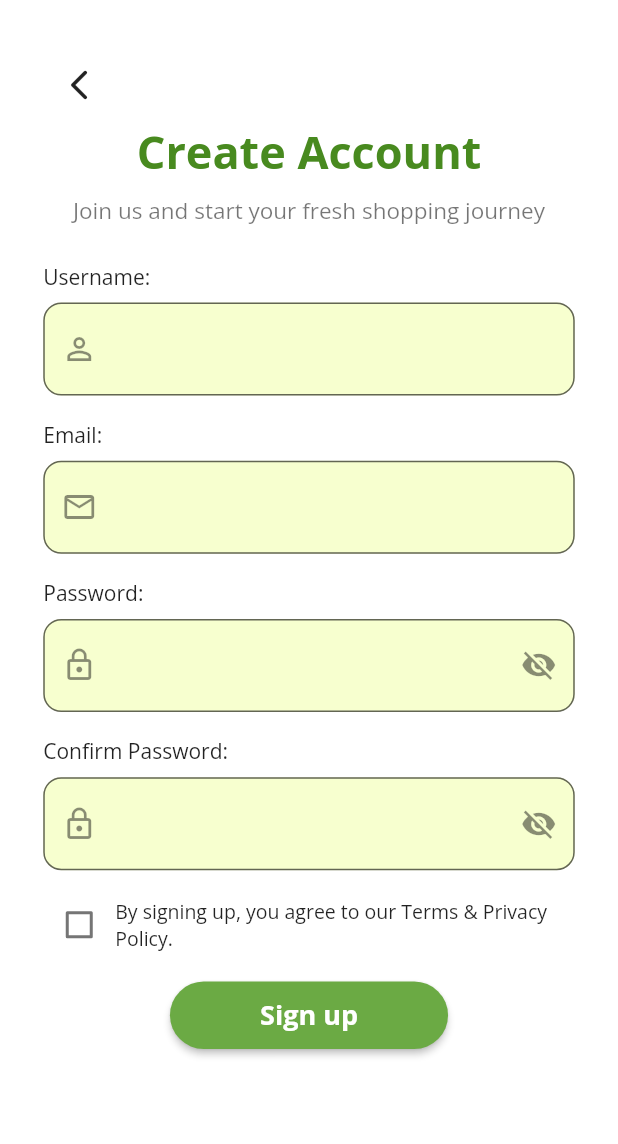
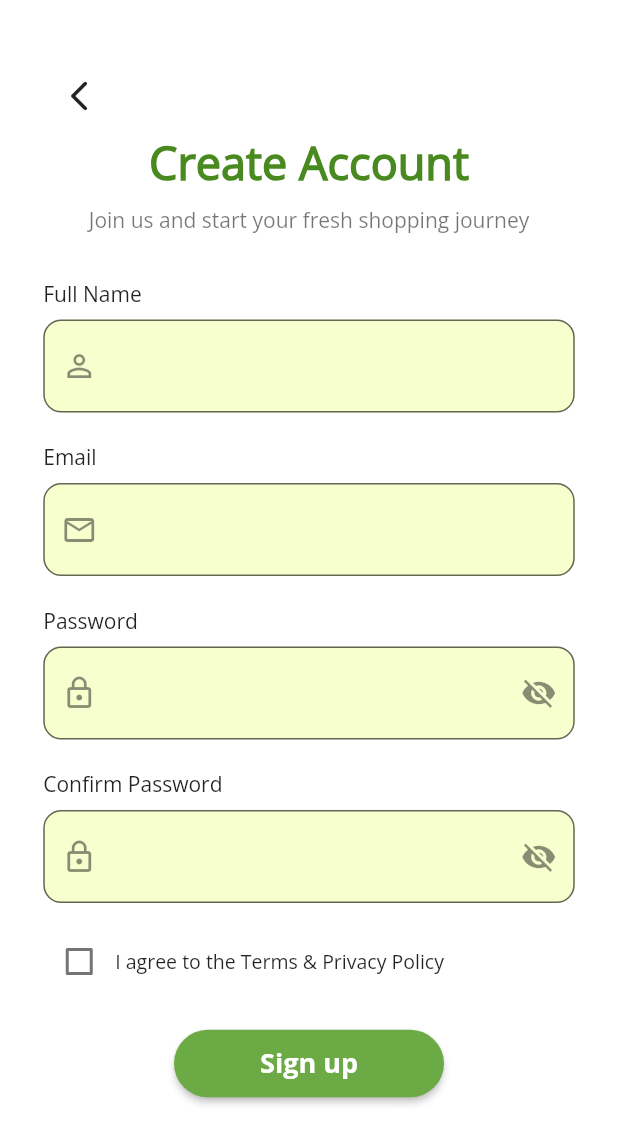
Before and after one commit to Sabyatakarki/mini_grocery_app, a Flutter app: the CreateAccountScreen screen opened directly, on a phone screen of 412 x 824 dp. Shown: the top 1144 px of the screen. Run offline on Flutter 3.47's test engine with Material 3 defaults, Android fonts, the phone set to English and light mode, and no system bars; our stand-ins replace connectivity_plus, dartz, dio, equatable, flutter_riverpod, flutter_secure_storage and 3 more; missing offline and left inert: dio_smart_retry; accounts and stored records are empty.

Commit message:
sprint 4 codes

```diff
--- a/lib/features/auth/presentation/pages/createaccountscreen.dart
+++ b/lib/features/auth/presentation/pages/createaccountscreen.dart
@@ -5,7 +5,6 @@ import 'package:mini_grocery/features/auth/data/datasources/remote/auth_remote_d
 import 'package:mini_grocery/features/auth/data/models/auth_api_model.dart';
 import 'package:mini_grocery/core/services/storage/user_session_service.dart';
 import 'package:mini_grocery/features/auth/presentation/pages/loginpagescreen.dart';
-
 
 class CreateAccountScreen extends ConsumerStatefulWidget {
   const CreateAccountScreen({super.key});
@@ -18,18 +17,84 @@ class CreateAccountScreen extends ConsumerStatefulWidget {
 class _CreateAccountScreenState extends ConsumerState<CreateAccountScreen> {
   final _formKey = GlobalKey<FormState>();
 
-  final fullNameController = TextEditingController();
-  final emailController = TextEditingController();
-  final passController = TextEditingController();
-  final confirmPassController = TextEditingController();
+  final TextEditingController fullNameController = TextEditingController();
+  final TextEditingController emailController = TextEditingController();
+  final TextEditingController passController = TextEditingController();
+  final TextEditingController confirmPassController = TextEditingController();
 
   bool _passwordVisible = false;
   bool _confirmPasswordVisible = false;
   bool _acceptTerms = false;
+  bool _isLoading = false;
+
+  @override
+  void dispose() {
+    fullNameController.dispose();
+    emailController.dispose();
+    passController.dispose();
+    confirmPassController.dispose();
+    super.dispose();
+  }
+
+  Future<void> _register() async {
+    if (!_formKey.currentState!.validate()) return;
+
+    if (!_acceptTerms) {
+      SnackbarUtils.showWarning(
+        context,
+        "Please accept Terms & Privacy Policy",
+      );
+      return;
+    }
+
+    setState(() => _isLoading = true);
+
+    final authRemote = ref.read(authRemoteDatasourceProvider);
+    final userSession = ref.read(userSessionServiceProvider);
+
+    try {
+      final newUser = await authRemote.register(
+        AuthApiModel(
+          fullName: fullNameController.text.trim(),
+          email: emailController.text.trim(),
+          username: emailController.text.trim(),
+          password: passController.text.trim(),
+        ),
+      );
+
+      if (newUser.id == null) {
+        throw Exception("Registration failed. Check your data.");
+      }
+
+      await userSession.saveUserSession(
+        userId: newUser.id!,
+        email: newUser.email,
+        fullName: newUser.fullName,
+        username: newUser.username,
+      );
+
+      if (!mounted) return;
+
+      SnackbarUtils.showSuccess(context, "Account Created Successfully");
+
+      await Future.delayed(const Duration(seconds: 1));
+
+      if (!mounted) return;
+
+      Navigator.pushReplacement(
+        context,
+        MaterialPageRoute(builder: (_) => const LoginScreen()),
+      );
+    } catch (e) {
+      if (!mounted) return;
+      SnackbarUtils.showError(context, "Failed to create account: $e");
+    } finally {
+      if (mounted) setState(() => _isLoading = false);
+    }
+  }
 
   @override
   Widget build(BuildContext context) {
-    final screenHeight = MediaQuery.of(context).size.height;
     final screenWidth = MediaQuery.of(context).size.width;
 
     return Scaffold(
@@ -41,244 +106,123 @@ class _CreateAccountScreenState extends ConsumerState<CreateAccountScreen> {
             key: _formKey,
             child: Column(
               children: [
-                SizedBox(height: screenHeight * 0.04),
+                const SizedBox(height: 40),
+
                 Align(
                   alignment: Alignment.centerLeft,
                   child: IconButton(
                     icon: const Icon(Icons.arrow_back_ios_new_rounded),
-                    onPressed: () {
-                      Navigator.pop(context);
-                    },
+                    onPressed: () => Navigator.pop(context),
                   ),
                 ),
+
                 const Text(
                   "Create Account",
                   style: TextStyle(
                     fontSize: 30,
-                    fontFamily: 'OpenSansBold',
-                    color: Color.fromARGB(255, 72, 138, 31),
+                    fontWeight: FontWeight.bold,
+                    color: Color(0xFF488A1F),
                   ),
                 ),
+
                 const SizedBox(height: 8),
+
                 const Text(
                   "Join us and start your fresh shopping journey",
-                  style: TextStyle(fontSize: 15, color: Colors.black54),
+                  style: TextStyle(color: Colors.black54),
                   textAlign: TextAlign.center,
                 ),
-                SizedBox(height: screenHeight * 0.03),
 
-                // USERNAME
-                Align(
-                  alignment: Alignment.centerLeft,
-                  child: const Text("Username:", style: TextStyle(fontSize: 14)),
+                const SizedBox(height: 30),
+
+                // FULL NAME
+                _buildField(
+                  label: "Full Name",
+                  controller: fullNameController,
+                  icon: Icons.person_outline,
+                  validator: (v) =>
+                      v == null || v.isEmpty ? "Full name required" : null,
                 ),
-                const SizedBox(height: 8),
-                TextFormField(
-                  controller: fullNameController,
-                  decoration: InputDecoration(
-                    prefixIcon: const Icon(Icons.person_outline),
-                    filled: true,
-                    fillColor: const Color(0xFFF7FFCF),
-                    border: OutlineInputBorder(
-                      borderRadius: BorderRadius.circular(12),
-                    ),
-                  ),
-                  validator: (value) {
-                    if (value == null || value.trim().isEmpty) {
-                      return "Username is required";
-                    }
+
+                const SizedBox(height: 20),
+
+                // EMAIL
+                _buildField(
+                  label: "Email",
+                  controller: emailController,
+                  icon: Icons.email_outlined,
+                  validator: (v) {
+                    if (v == null || v.isEmpty) return "Email required";
+                    if (!v.contains('@')) return "Invalid email";
                     return null;
                   },
                 ),
-                SizedBox(height: screenHeight * 0.02),
 
-                // EMAIL
-                Align(
-                  alignment: Alignment.centerLeft,
-                  child: const Text("Email:", style: TextStyle(fontSize: 14)),
-                ),
-                const SizedBox(height: 8),
-                TextFormField(
-                  controller: emailController,
-                  decoration: InputDecoration(
-                    prefixIcon: const Icon(Icons.email_outlined),
-                    filled: true,
-                    fillColor: const Color(0xFFF7FFCF),
-                    border: OutlineInputBorder(
-                      borderRadius: BorderRadius.circular(12),
-                    ),
-                  ),
-                  validator: (value) {
-                    if (value == null || value.trim().isEmpty) {
-                      return "Email is required";
-                    }
-                    if (!RegExp(r'^[^@]+@[^@]+\.[^@]+').hasMatch(value.trim())) {
-                      return "Enter a valid email";
-                    }
-                    return null;
-                  },
-                ),
-                SizedBox(height: screenHeight * 0.02),
+                const SizedBox(height: 20),
 
                 // PASSWORD
-                Align(
-                  alignment: Alignment.centerLeft,
-                  child: const Text("Password:", style: TextStyle(fontSize: 14)),
+                _buildPasswordField(
+                  label: "Password",
+                  controller: passController,
+                  visible: _passwordVisible,
+                  onToggle: () =>
+                      setState(() => _passwordVisible = !_passwordVisible),
                 ),
-                const SizedBox(height: 8),
-                TextFormField(
-                  controller: passController,
-                  obscureText: !_passwordVisible,
-                  decoration: InputDecoration(
-                    prefixIcon: const Icon(Icons.lock_outline),
-                    suffixIcon: IconButton(
-                      icon: Icon(_passwordVisible
-                          ? Icons.visibility
-                          : Icons.visibility_off),
-                      onPressed: () {
-                        setState(() {
-                          _passwordVisible = !_passwordVisible;
-                        });
-                      },
-                    ),
-                    filled: true,
-                    fillColor: const Color(0xFFF7FFCF),
-                    border: OutlineInputBorder(
-                      borderRadius: BorderRadius.circular(12),
-                    ),
-                  ),
-                  validator: (value) {
-                    if (value == null || value.trim().isEmpty) {
-                      return "Password is required";
-                    }
-                    if (value.trim().length < 6) {
-                      return "Password must be at least 6 characters";
-                    }
-                    return null;
-                  },
-                ),
-                SizedBox(height: screenHeight * 0.02),
+
+                const SizedBox(height: 20),
 
                 // CONFIRM PASSWORD
-                Align(
-                  alignment: Alignment.centerLeft,
-                  child: const Text("Confirm Password:", style: TextStyle(fontSize: 14)),
+                _buildPasswordField(
+                  label: "Confirm Password",
+                  controller: confirmPassController,
+                  visible: _confirmPasswordVisible,
+                  onToggle: () => setState(
+                      () => _confirmPasswordVisible =
+                          !_confirmPasswordVisible),
+                  validator: (v) =>
+                      v != passController.text ? "Passwords do not match" : null,
                 ),
-                const SizedBox(height: 8),
-                TextFormField(
-                  controller: confirmPassController,
-                  obscureText: !_confirmPasswordVisible,
-                  decoration: InputDecoration(
-                    prefixIcon: const Icon(Icons.lock_outline),
-                    suffixIcon: IconButton(
-                      icon: Icon(_confirmPasswordVisible
-                          ? Icons.visibility
-                          : Icons.visibility_off),
-                      onPressed: () {
-                        setState(() {
-                          _confirmPasswordVisible = !_confirmPasswordVisible;
-                        });
-                      },
-                    ),
-                    filled: true,
-                    fillColor: const Color(0xFFF7FFCF),
-                    border: OutlineInputBorder(
-                      borderRadius: BorderRadius.circular(12),
-                    ),
-                  ),
-                  validator: (value) {
-                    if (value == null || value.trim().isEmpty) {
-                      return "Confirm your password";
-                    }
-                    if (value != passController.text) {
-                      return "Passwords do not match";
-                    }
-                    return null;
-                  },
-                ),
-                SizedBox(height: screenHeight * 0.015),
 
-                // TERMS CHECKBOX
+                const SizedBox(height: 15),
+
                 Row(
                   children: [
                     Checkbox(
                       value: _acceptTerms,
-                      onChanged: (value) {
-                        setState(() {
-                          _acceptTerms = value!;
-                        });
-                      },
                       activeColor: const Color(0xFF6BAA44),
+                      onChanged: (v) => setState(() => _acceptTerms = v!),
                     ),
                     const Expanded(
                       child: Text(
-                        "By signing up, you agree to our Terms & Privacy Policy.",
+                        "I agree to the Terms & Privacy Policy",
                         style: TextStyle(fontSize: 13),
                       ),
                     ),
                   ],
                 ),
-                SizedBox(height: screenHeight * 0.015),
 
-                // SIGN UP BUTTON
+                const SizedBox(height: 20),
+
                 ElevatedButton(
-                  onPressed: () async {
-                    if (!_formKey.currentState!.validate()) return;
-
-                    if (!_acceptTerms) {
-                      SnackbarUtils.showWarning(context,
-                          "Please accept Terms & Privacy Policy");
-                      return;
-                    }
-
-                    final authRemote =
-                        ref.read(authRemoteDatasourceProvider);
-                    final userSession =
-                        ref.read(userSessionServiceProvider);
-
-                    try {
-                      final newUser = await authRemote.register(
-                        AuthApiModel(
-                          fullName: fullNameController.text.trim(),
-                          email: emailController.text.trim(),
-                          username: emailController.text.trim(),
-                          password: passController.text.trim(),
-                        ),
-                      );
-
-                      // Save session locally
-                      await userSession.saveUserSession(
-                        userId: newUser.id!,
-                        email: newUser.email,
-                        fullName: newUser.fullName,
-                        username: newUser.username,
-
-                      );
-
-                      SnackbarUtils.showSuccess(
-                          context, "Account Created Successfully");
-
-                      Future.delayed(const Duration(seconds: 2), () {
-                        Navigator.pushReplacement(
-                          context,
-                          MaterialPageRoute(
-                              builder: (context) => const LoginScreen()),
-                        );
-                      });
-                    } catch (e) {
-                      SnackbarUtils.showError(
-                          context, "Failed to create account: $e");
-                    }
-                  },
+                  onPressed: _isLoading ? null : _register,
                   style: ElevatedButton.styleFrom(
                     backgroundColor: const Color(0xFF6BAA44),
-                    minimumSize: Size(screenWidth * 0.45, 45),
+                    minimumSize: const Size(180, 45),
                     shape: const StadiumBorder(),
                   ),
-                  child: const Text(
-                    "Sign up",
-                    style: TextStyle(color: Colors.white),
-                  ),
+                  child: _isLoading
+                      ? const SizedBox(
+                          height: 22,
+                          width: 22,
+                          child: CircularProgressIndicator(
+                            strokeWidth: 2,
+                            color: Colors.white,
+                          ),
+                        )
+                      : const Text(
+                          "Sign up",
+                          style: TextStyle(color: Colors.white),
+                        ),
                 ),
               ],
             ),
@@ -287,4 +231,67 @@ class _CreateAccountScreenState extends ConsumerState<CreateAccountScreen> {
       ),
     );
   }
+
+  Widget _buildField({
+    required String label,
+    required TextEditingController controller,
+    required IconData icon,
+    String? Function(String?)? validator,
+  }) {
+    return Column(
+      crossAxisAlignment: CrossAxisAlignment.start,
+      children: [
+        Text(label),
+        const SizedBox(height: 8),
+        TextFormField(
+          controller: controller,
+          validator: validator,
+          decoration: InputDecoration(
+            prefixIcon: Icon(icon),
+            filled: true,
+            fillColor: const Color(0xFFF7FFCF),
+            border: OutlineInputBorder(
+              borderRadius: BorderRadius.circular(12),
+            ),
+          ),
+        ),
+      ],
+    );
+  }
+
+  Widget _buildPasswordField({
+    required String label,
+    required TextEditingController controller,
+    required bool visible,
+    required VoidCallback onToggle,
+    String? Function(String?)? validator,
+  }) {
+    return Column(
+      crossAxisAlignment: CrossAxisAlignment.start,
+      children: [
+        Text(label),
+        const SizedBox(height: 8),
+        TextFormField(
+          controller: controller,
+          obscureText: !visible,
+          validator: validator ?? (v) => v == null || v.length < 6
+              ? "Minimum 6 characters"
+              : null,
+          decoration: InputDecoration(
+            prefixIcon: const Icon(Icons.lock_outline),
+            suffixIcon: IconButton(
+              icon:
+                  Icon(visible ? Icons.visibility : Icons.visibility_off),
+              onPressed: onToggle,
+            ),
+            filled: true,
+            fillColor: const Color(0xFFF7FFCF),
+            border: OutlineInputBorder(
+              borderRadius: BorderRadius.circular(12),
+            ),
+          ),
+        ),
+      ],
+    );
+  }
 }
```
Also changed, not shown: lib/screens/buttom_screen/home_screen.dart (+8 -8 lines), lib/screens/buttom_screen/profile_screen.dart (+18 -4 lines), pubspec.yaml (+11 -0 lines), assets/icons/sales.png (added), pubspec.lock, 1 other file.
